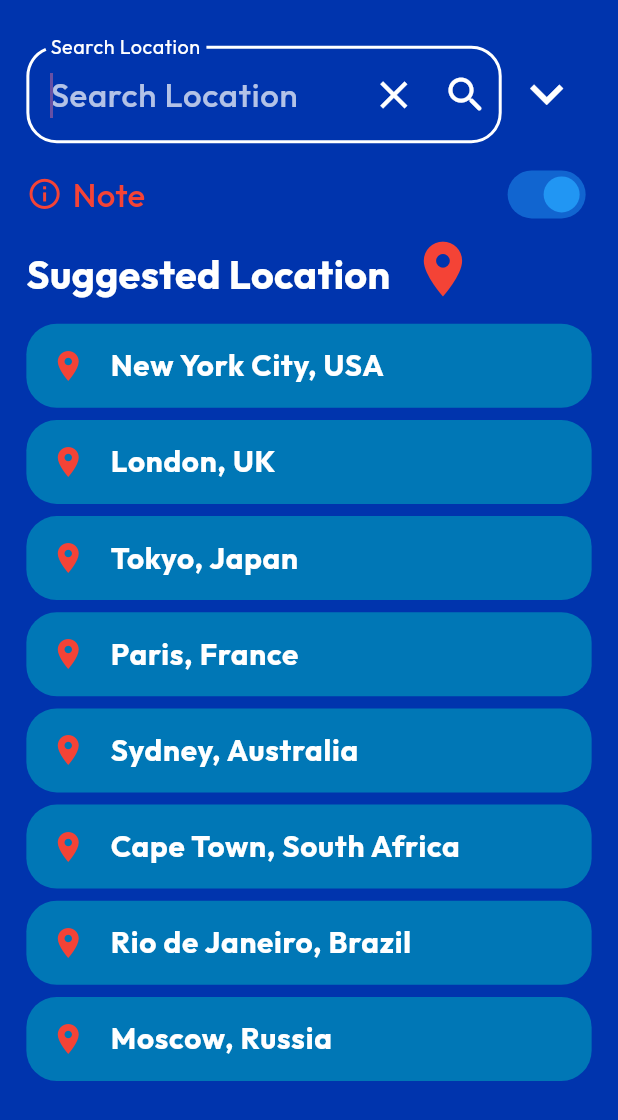
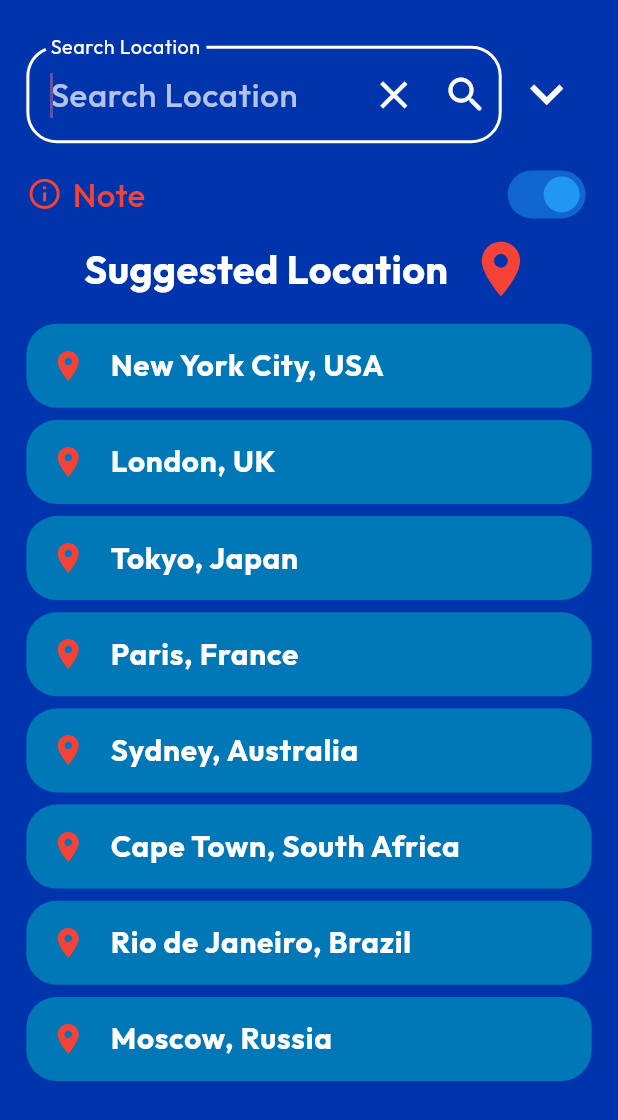
Before and after one commit to 1Shibam/my_weather_reader, a Flutter app: the SearchScreen screen opened by its route, after a tap on "New York City, USA", on a phone screen of 412 x 824 dp. Shown: the top 1120 px of the screen. Run offline on Flutter 3.47's test engine with Material 3 defaults, Android fonts, the phone set to English and light mode, and no system bars; our stand-ins replace dio, flutter_riverpod, flutter_screenutil, geolocator, go_router, riverpod and 3 more; accounts and stored records are empty; network calls fail.

Commit message:
suggested Text Widget update

```diff
--- a/lib/Widgets/suggested_location_text.dart
+++ b/lib/Widgets/suggested_location_text.dart
@@ -12,7 +12,7 @@ class SuggestedLocationsText extends StatelessWidget {
   @override
   Widget build(BuildContext context) {
     return Row(
-      crossAxisAlignment: CrossAxisAlignment.end,
+      mainAxisAlignment: MainAxisAlignment.center,
       children: [
         Text(
           'Suggested Location',
```
